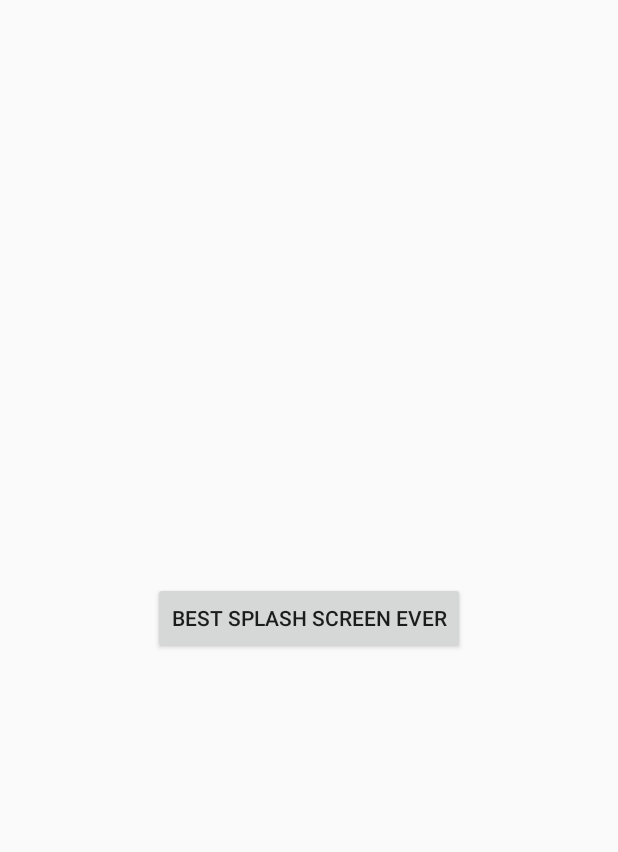
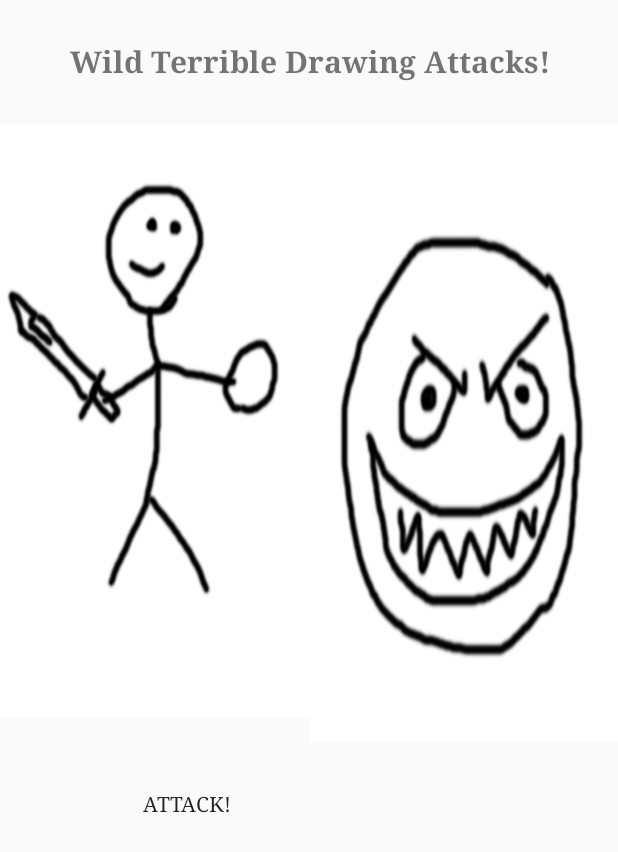
Before and after one commit to psiryux/Rutheless, an Android app: the BattleScreen screen opened directly, with no data from a screen before it, on a phone screen of 412 x 824 dp. Shown: the top 852 px of the screen. Run offline under Robolectric (Android 15) with nearby library versions, the phone set to English and light mode, and no system bars.

Commit message:
some initial updates
battle screen scrollview is buggy as hell, and the images suck, but it's
better than nothing. Reminder: add .gradle folder to git ignore, or it
will unnecessarily sync temp files

```diff
--- a/app/src/main/java/com/psiincgames/rutheless/BattleScreen.java
+++ b/app/src/main/java/com/psiincgames/rutheless/BattleScreen.java
@@ -5,6 +5,9 @@ import android.content.Intent;
 import android.os.Bundle;
 import android.view.View;
 import android.widget.Button;
+import android.widget.LinearLayout;
+import android.widget.ScrollView;
+import android.widget.TextView;
 
 
 public class BattleScreen extends Activity {
@@ -12,21 +15,39 @@ public class BattleScreen extends Activity {
     @Override
     protected void onCreate(Bundle savedInstanceState) {
         super.onCreate(savedInstanceState);
-        setContentView(R.layout.activity_main);
+        setContentView(R.layout.battle_screen);
 
+        findViewById(R.id.playerpic).setBackgroundResource(R.drawable.stockplayer);
+        findViewById(R.id.enemypic).setBackgroundResource(R.drawable.stockmonster);
 
-        Button button1 = (Button) findViewById(R.id.button);
-        button1.setOnClickListener(new View.OnClickListener() {
+        TextView areaname = (TextView) findViewById(R.id.areaname);
+        areaname.setText("Wild Terrible Drawing Attacks!");
+
+        final LinearLayout scrollview = (LinearLayout) findViewById(R.id.battleinfolist);
+        final Activity This = this;
+
+        Button option1 = (Button) findViewById(R.id.left1);
+        option1.setText("Attack!");
+        option1.setOnClickListener(new View.OnClickListener() {
             public void onClick(View v) {
-                Intent intent = new Intent(BattleScreen.this, TitleMenu.class);
-                startActivity(intent);
-            }
-        });
-        Button button2 = (Button) findViewById(R.id.buttonexit);
-        button2.setOnClickListener(new View.OnClickListener() {
-            public void onClick(View v) {
-                System.exit(0);
+
+                TextView info = new TextView(This);
+                info.setText("You tried to attack but you're terribly drawn as well!");
+                scrollview.addView(info);
             }
         });
     }
+
+    @Override
+    protected void onPause() {
+        super.onPause();
+    }
+    @Override
+    protected void onResume() {
+        super.onResume();
+    }
+    @Override
+    protected void onDestroy() {
+        super.onDestroy();
+    }
 }
--- a/app/src/main/res/layout/battle_screen.xml
+++ b/app/src/main/res/layout/battle_screen.xml
@@ -64,25 +64,31 @@
             <TableLayout
                 android:id="@+id/topright"
                 android:layout_width="fill_parent"
-                android:layout_height="match_parent"
+                android:layout_height="fill_parent"
                 android:layout_weight="0.5">
                 <TableRow
                     android:id="@+id/enemypic"
                     android:layout_width="match_parent"
-                    android:layout_height="match_parent"
-                    android:layout_weight="0.7">
+                    android:layout_height="fill_parent"
+                    android:layout_weight="0.3">
                 </TableRow>
                 <TableRow
                     android:id="@+id/enemyinfo"
                     android:layout_width="match_parent"
-                    android:layout_height="match_parent"
-                    android:layout_weight="0.3">
+                    android:layout_height="fill_parent"
+                    android:layout_weight="0.7">
                     <ScrollView
                         android:id="@+id/battleinfo"
                         android:layout_width="fill_parent"
-                        android:layout_height="match_parent"
-                        android:layout_weight="0.5">
-                        </ScrollView>
+                        android:layout_height="fill_parent"
+                        android:fillViewport="true">
+                        <LinearLayout
+                            android:id="@+id/battleinfolist"
+                            android:layout_width="fill_parent"
+                            android:layout_height="wrap_content"
+                            android:orientation="vertical">
+                        </LinearLayout>
+                    </ScrollView>
                 </TableRow>
             </TableLayout>
 
@@ -106,34 +112,38 @@
                 android:layout_height="match_parent"
                 android:layout_weight="0.5">
 
-                <TextView
+                <Button
                     android:id="@+id/left1"
                     android:layout_width="match_parent"
                     android:layout_height="match_parent"
                     android:layout_weight="0.25"
                     android:typeface="serif"
-                    android:gravity="center"/>
-                <TextView
+                    android:gravity="center"
+                    android:background="#00ffffff"/>
+                <Button
                     android:id="@+id/left2"
                     android:layout_width="match_parent"
                     android:layout_height="match_parent"
                     android:layout_weight="0.25"
                     android:typeface="serif"
-                    android:gravity="center"/>
-                <TextView
+                    android:gravity="center"
+                    android:background="#00ffffff"/>
+                <Button
                     android:id="@+id/left3"
                     android:layout_width="match_parent"
                     android:layout_height="match_parent"
                     android:layout_weight="0.25"
                     android:typeface="serif"
-                    android:gravity="center"/>
-                <TextView
+                    android:gravity="center"
+                    android:background="#00ffffff"/>
+                <Button
                     android:id="@+id/left4"
                     android:layout_width="match_parent"
                     android:layout_height="match_parent"
                     android:layout_weight="0.25"
                     android:typeface="serif"
-                    android:gravity="center"/>
+                    android:gravity="center"
+                    android:background="#00ffffff"/>
 
             </TableLayout>
 
```
Also changed, not shown: app/src/main/java/com/psiincgames/rutheless/MainActivity.java (+13 -0 lines), app/src/main/java/com/psiincgames/rutheless/TitleMenu.java (+18 -2 lines), app/src/main/java/com/psiincgames/rutheless/TownMap.java (+18 -9 lines), app/src/main/res/layout/town_map.xml (+14 -9 lines).
